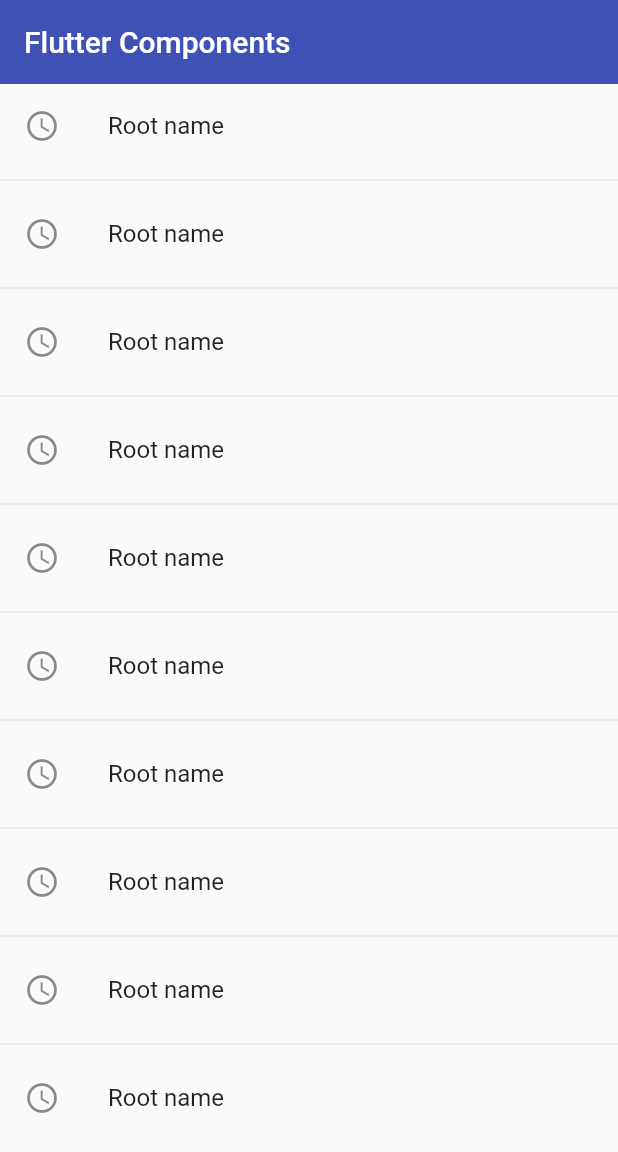
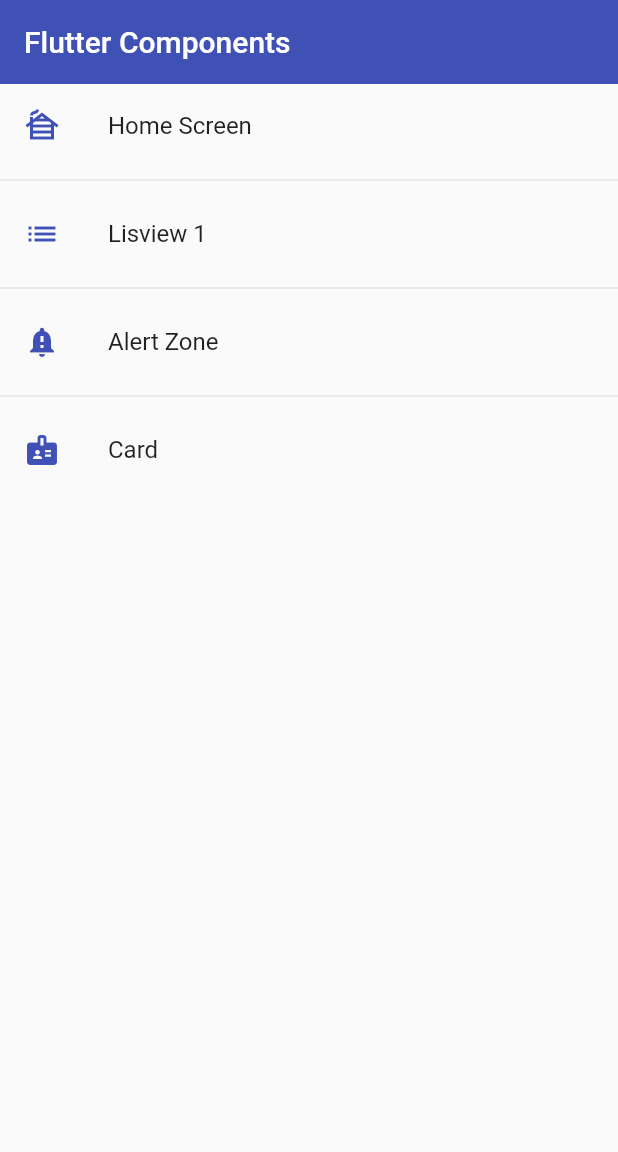
Before and after one commit to GitRockie/flutter_app_1, a Flutter app: the screen it shows after launch, on a phone screen of 412 x 824 dp. Shown: the top 1152 px of the screen. Run offline on Flutter 3.47's test engine with Material 2 defaults, Android fonts, the phone set to English and light mode, and no system bars.

Commit message:
Create  method for Routes read
For in appRoutes addAll()
routes update in main in static form, dynamic is pending
Menu Options list building
Home Screen Menu roots buid
Working with styling

```diff
--- a/lib/main.dart
+++ b/lib/main.dart
@@ -12,7 +12,7 @@ class MyApp extends StatelessWidget {
         debugShowCheckedModeBanner: false,
         title: 'Material App',
         initialRoute: AppRoutes.initialRoute,
-        routes: AppRoutes.routes,
+        routes: AppRoutes.getAppRoutes(),
         onGenerateRoute: AppRoutes.onGenerateRoute);
   }
 }
--- a/lib/router/app_routes.dart
+++ b/lib/router/app_routes.dart
@@ -26,7 +26,7 @@ class AppRoutes {
       route: 'alert',
       nameRoot: 'Alert Zone',
       screen: const AlertScreen(),
-      icon: Icons.warning_amber,
+      icon: Icons.notification_important,
     ),
 
     MenuOption(
@@ -37,13 +37,23 @@ class AppRoutes {
     ),
   ];
 
-  static Map<String, Widget Function(BuildContext)> routes = {
+  static Map<String, Widget Function(BuildContext)> getAppRoutes() {
+    Map<String, Widget Function(BuildContext)> appRoutes = {};
+
+    for (final option in menuOptions) {
+      appRoutes.addAll({option.route: (BuildContext context) => option.screen});
+    }
+
+    return appRoutes;
+  }
+
+  /*static Map<String, Widget Function(BuildContext)> routes = {
     'home': (BuildContext context) => const HomeScreen(),
     'listview1': (BuildContext context) => const Listview1Screen(),
     'listview2': (BuildContext context) => const Listview2Screen(),
     'alert': (BuildContext context) => const AlertScreen(),
     'card': (BuildContext context) => const CardScreen(),
-  };
+  };*/
 
   static Route<dynamic> onGenerateRoute(RouteSettings settings) {
     return MaterialPageRoute(
--- a/lib/screens/home_screen.dart
+++ b/lib/screens/home_screen.dart
@@ -1,4 +1,6 @@
 import 'package:flutter/material.dart';
+
+import 'package:flutter_app_1/router/app_routes.dart';
 
 //import 'package:flutter_app_1/screens/screens.dart';
 
@@ -7,6 +9,8 @@ class HomeScreen extends StatelessWidget {
 
   @override
   Widget build(BuildContext context) {
+    final menuOptions = AppRoutes.menuOptions;
+
     return Scaffold(
       appBar: AppBar(
         title: const Text('Flutter Components'),
@@ -14,21 +18,20 @@ class HomeScreen extends StatelessWidget {
         elevation: 0,
       ),
       body: ListView.separated(
-        itemCount: 10,
-        itemBuilder: (context, index) => ListTile(
-          leading: const Icon(Icons.access_time_outlined),
-          title: const Text('Root name'),
-          onTap: () {
-            /* final route = MaterialPageRoute(
+          itemBuilder: (context, i) => ListTile(
+                leading: Icon(menuOptions[i].icon, color: Colors.indigo),
+                title: Text(menuOptions[i].nameRoot),
+                onTap: () {
+                  /* final route = MaterialPageRoute(
                 builder: (context) => const Listview1Screen());
 
             Navigator.pushReplacement(context, route);*/
 
-            Navigator.pushNamed(context, 'alert');
-          },
-        ),
-        separatorBuilder: (_, __) => const Divider(),
-      ),
+                  Navigator.pushNamed(context, menuOptions[i].route);
+                },
+              ),
+          separatorBuilder: (_, __) => const Divider(),
+          itemCount: menuOptions.length),
     );
   }
 }
```
